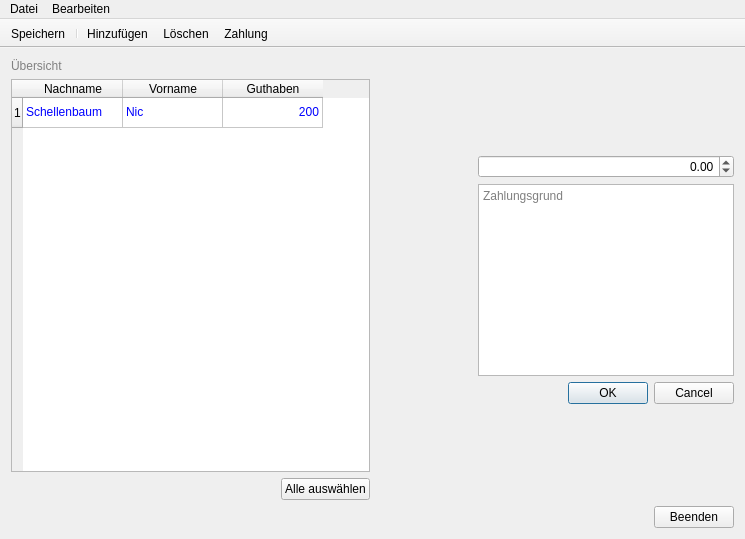
The window that mainwindow.ui (Snickers03/KlassenkassenManager) describes before a commit, drawn with Qt 5.
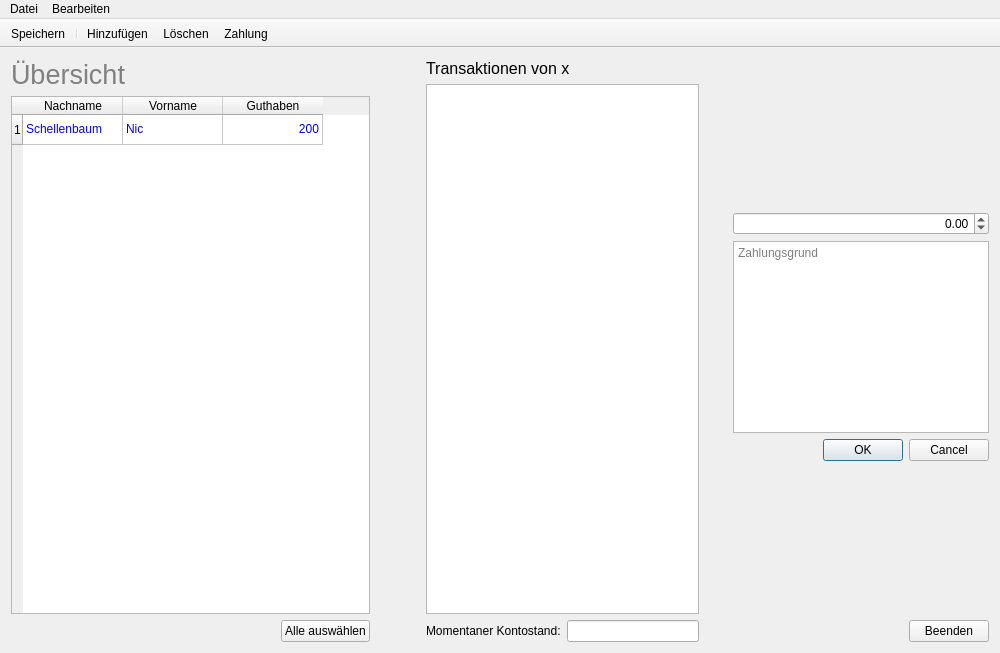
The same window after the commit. Icons and pictures are not drawn.

Diff of the .ui file:
```diff
--- a/mainwindow.ui
+++ b/mainwindow.ui
@@ -9,8 +9,8 @@
    <rect>
     <x>0</x>
     <y>0</y>
-    <width>745</width>
-    <height>539</height>
+    <width>1000</width>
+    <height>653</height>
    </rect>
   </property>
   <property name="windowTitle">
@@ -28,6 +28,15 @@
      <layout class="QVBoxLayout" name="verticalLayout_2">
       <item>
        <widget class="QLabel" name="label">
+        <property name="font">
+         <font>
+          <family>MS Shell Dlg 2</family>
+          <pointsize>20</pointsize>
+          <weight>50</weight>
+          <italic>false</italic>
+          <bold>false</bold>
+         </font>
+        </property>
         <property name="styleSheet">
          <string notr="true">QLabel {
 	color: grey;
@@ -144,6 +153,62 @@
      </layout>
     </item>
     <item row="0" column="1">
+     <spacer name="horizontalSpacer_4">
+      <property name="orientation">
+       <enum>Qt::Horizontal</enum>
+      </property>
+      <property name="sizeType">
+       <enum>QSizePolicy::Fixed</enum>
+      </property>
+      <property name="sizeHint" stdset="0">
+       <size>
+        <width>50</width>
+        <height>20</height>
+       </size>
+      </property>
+     </spacer>
+    </item>
+    <item row="0" column="2">
+     <layout class="QVBoxLayout" name="verticalLayout">
+      <item>
+       <widget class="QLabel" name="transactionLabel">
+        <property name="font">
+         <font>
+          <pointsize>12</pointsize>
+         </font>
+        </property>
+        <property name="text">
+         <string>Transaktionen von x</string>
+        </property>
+       </widget>
+      </item>
+      <item>
+       <widget class="QTableView" name="transactionTableView">
+        <property name="minimumSize">
+         <size>
+          <width>200</width>
+          <height>0</height>
+         </size>
+        </property>
+       </widget>
+      </item>
+      <item>
+       <layout class="QHBoxLayout" name="horizontalLayout_3">
+        <item>
+         <widget class="QLabel" name="label_2">
+          <property name="text">
+           <string>Momentaner Kontostand:</string>
+          </property>
+         </widget>
+        </item>
+        <item>
+         <widget class="QLineEdit" name="lineEdit_2"/>
+        </item>
+       </layout>
+      </item>
+     </layout>
+    </item>
+    <item row="0" column="3">
      <layout class="QGridLayout" name="gridLayout">
       <item row="4" column="1">
        <widget class="QDialogButtonBox" name="balanceButtonBox">
@@ -194,6 +259,35 @@
         </property>
        </spacer>
       </item>
+      <item row="0" column="2">
+       <layout class="QHBoxLayout" name="horizontalLayout"/>
+      </item>
+      <item row="2" column="1">
+       <widget class="QTextEdit" name="balanceTextEdit">
+        <property name="minimumSize">
+         <size>
+          <width>206</width>
+          <height>0</height>
+         </size>
+        </property>
+        <property name="placeholderText">
+         <string>Zahlungsgrund</string>
+        </property>
+       </widget>
+      </item>
+      <item row="2" column="0">
+       <spacer name="horizontalSpacer_2">
+        <property name="orientation">
+         <enum>Qt::Horizontal</enum>
+        </property>
+        <property name="sizeHint" stdset="0">
+         <size>
+          <width>28</width>
+          <height>20</height>
+         </size>
+        </property>
+       </spacer>
+      </item>
       <item row="1" column="1">
        <widget class="QDoubleSpinBox" name="balanceSpinBox">
         <property name="enabled">
@@ -226,9 +320,7 @@
         </property>
        </widget>
       </item>
-     </layout>
-    </item>
-    <item row="1" column="1">
+      <item row="6" column="1">
      <layout class="QHBoxLayout" name="horizontalLayout_4">
       <item>
        <spacer name="horizontalSpacer_3">
@@ -253,13 +345,15 @@
      </layout>
     </item>
    </layout>
+    </item>
+   </layout>
   </widget>
   <widget class="QMenuBar" name="menuBar">
    <property name="geometry">
     <rect>
      <x>0</x>
      <y>0</y>
-     <width>745</width>
+     <width>1000</width>
      <height>21</height>
     </rect>
    </property>
```
Left out of the diff: 37 changed lines with no effect on the pictures. Lines whose indentation alone changed are shown as unchanged.
